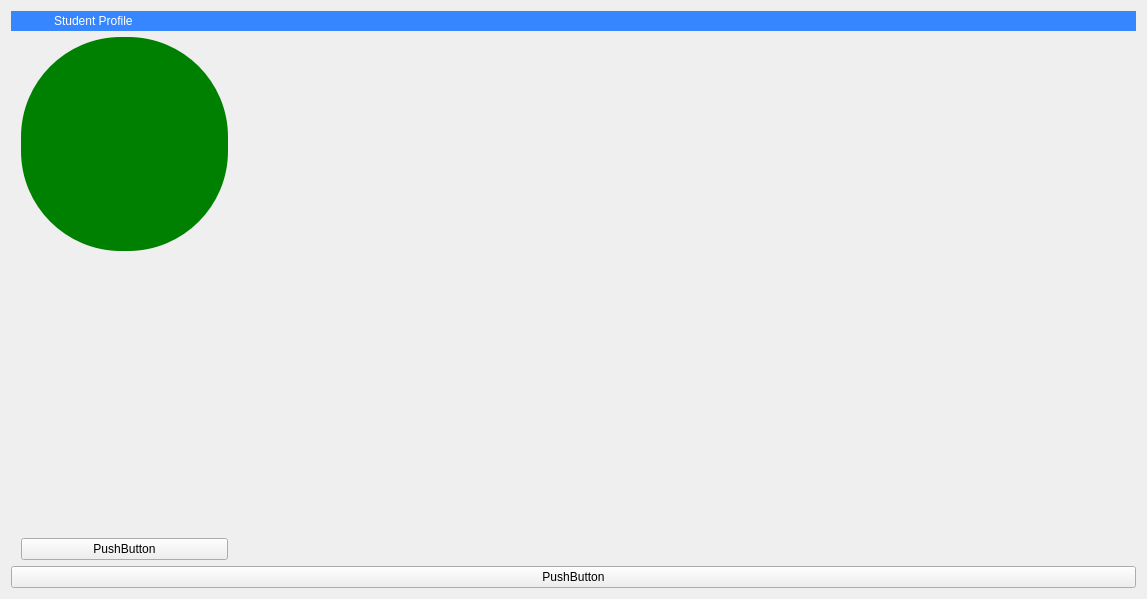
Qt form Frontend/ProjectStudentManagement/student/profile.ui (arque1393/ProjectStudentManagement) before a commit.
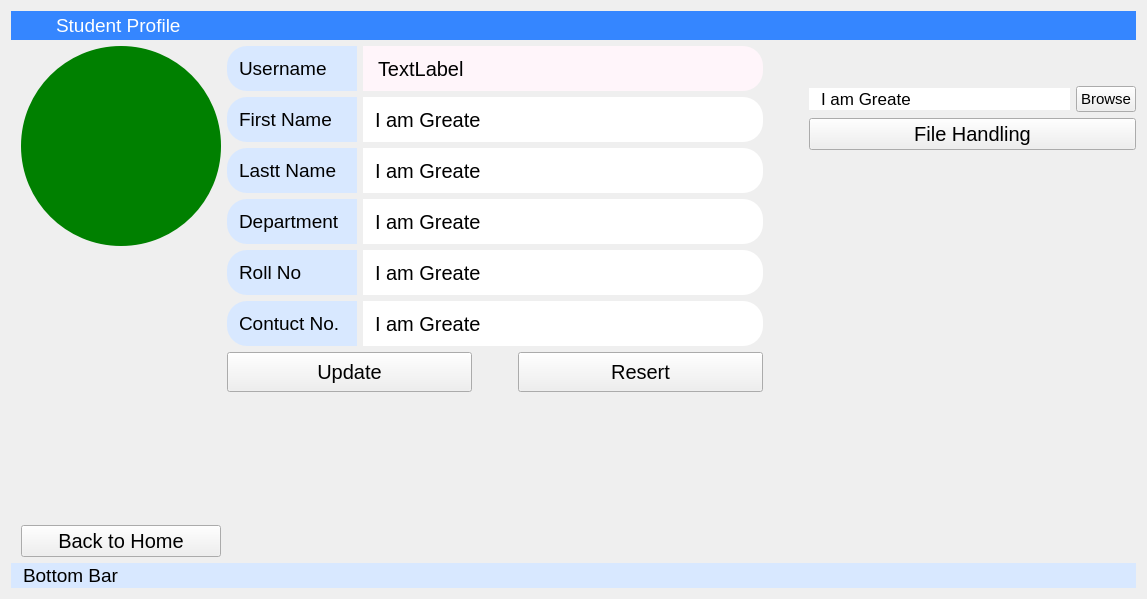
The same form after that commit.

```diff
--- a/Frontend/ProjectStudentManagement/student/profile.ui
+++ b/Frontend/ProjectStudentManagement/student/profile.ui
@@ -10,12 +10,53 @@
     <height>599</height>
    </rect>
   </property>
+  <property name="minimumSize">
+   <size>
+    <width>0</width>
+    <height>0</height>
+   </size>
+  </property>
   <property name="windowTitle">
    <string>Form</string>
   </property>
+  <property name="styleSheet">
+   <string notr="true">QLabel{
+	background-color:rgb(216, 232, 255);
+	padding: 1% 3%;
+	padding-left:7%;
+	border-top-left-radius: 20px;
+	border-bottom-left-radius: 20px;
+	font-size:19px;
+}
+
+QLineEdit{
+	font-size:20px;
+	border-top-right-radius: 20px;
+	border-bottom-right-radius: 20px;
+	border: solid;
+	 padding: 2% 10%;
+}
+
+QPushButton{
+		font-size:20px;
+
+}</string>
+  </property>
   <layout class="QVBoxLayout" name="verticalLayout">
    <item>
     <widget class="QLabel" name="label_2">
+     <property name="minimumSize">
+      <size>
+       <width>0</width>
+       <height>5</height>
+      </size>
+     </property>
+     <property name="maximumSize">
+      <size>
+       <width>16777215</width>
+       <height>45</height>
+      </size>
+     </property>
      <property name="styleSheet">
       <string notr="true">QLabel{
 		color:white;
@@ -55,7 +96,19 @@
      <item>
       <layout class="QVBoxLayout" name="verticalLayout_2">
        <item>
-        <widget class="QLabel" name="label">
+        <widget class="QLabel" name="profilePicLabel">
+         <property name="minimumSize">
+          <size>
+           <width>150</width>
+           <height>150</height>
+          </size>
+         </property>
+         <property name="maximumSize">
+          <size>
+           <width>200</width>
+           <height>200</height>
+          </size>
+         </property>
          <property name="styleSheet">
           <string notr="true">QLabel{
 	height:100%;
@@ -90,7 +143,7 @@
        <item>
         <widget class="QPushButton" name="pushButton_2">
          <property name="text">
-          <string>PushButton</string>
+          <string>Back to Home</string>
          </property>
         </widget>
        </item>
@@ -98,6 +151,266 @@
      </item>
      <item>
       <layout class="QVBoxLayout" name="verticalLayout_3">
+       <item>
+        <layout class="QHBoxLayout" name="horizontalLayout_11">
+         <item>
+          <widget class="QLabel" name="usernameLabel">
+           <property name="minimumSize">
+            <size>
+             <width>130</width>
+             <height>30</height>
+            </size>
+           </property>
+           <property name="maximumSize">
+            <size>
+             <width>140</width>
+             <height>16777215</height>
+            </size>
+           </property>
+           <property name="text">
+            <string>Username</string>
+           </property>
+          </widget>
+         </item>
+         <item>
+          <widget class="QLabel" name="usernameValue">
+           <property name="minimumSize">
+            <size>
+             <width>400</width>
+             <height>45</height>
+            </size>
+           </property>
+           <property name="styleSheet">
+            <string notr="true">QLabel{
+	font-size:20px;
+	border-top-right-radius: 20px;
+	border-bottom-right-radius: 20px;
+	border-top-left-radius: 0px;
+	border-bottom-left-radius: 0px;
+	border: solid;
+	 padding: 2% 10%;
+	background-color:rgb(255, 245, 250)
+}</string>
+           </property>
+           <property name="text">
+            <string>TextLabel</string>
+           </property>
+          </widget>
+         </item>
+        </layout>
+       </item>
+       <item>
+        <layout class="QHBoxLayout" name="horizontalLayout_2">
+         <item>
+          <widget class="QLabel" name="firstNameLabel">
+           <property name="minimumSize">
+            <size>
+             <width>130</width>
+             <height>30</height>
+            </size>
+           </property>
+           <property name="text">
+            <string>First Name</string>
+           </property>
+          </widget>
+         </item>
+         <item>
+          <widget class="QLineEdit" name="firstNameValue">
+           <property name="minimumSize">
+            <size>
+             <width>400</width>
+             <height>45</height>
+            </size>
+           </property>
+           <property name="text">
+            <string>I am Greate</string>
+           </property>
+          </widget>
+         </item>
+        </layout>
+       </item>
+       <item>
+        <layout class="QHBoxLayout" name="horizontalLayout_6">
+         <item>
+          <widget class="QLabel" name="label_7">
+           <property name="minimumSize">
+            <size>
+             <width>130</width>
+             <height>30</height>
+            </size>
+           </property>
+           <property name="text">
+            <string>Lastt Name</string>
+           </property>
+          </widget>
+         </item>
+         <item>
+          <widget class="QLineEdit" name="lastNameValue">
+           <property name="minimumSize">
+            <size>
+             <width>400</width>
+             <height>45</height>
+            </size>
+           </property>
+           <property name="text">
+            <string>I am Greate</string>
+           </property>
+          </widget>
+         </item>
+        </layout>
+       </item>
+       <item>
+        <layout class="QHBoxLayout" name="horizontalLayout_4">
+         <item>
+          <widget class="QLabel" name="label_5">
+           <property name="minimumSize">
+            <size>
+             <width>130</width>
+             <height>30</height>
+            </size>
+           </property>
+           <property name="text">
+            <string>Department</string>
+           </property>
+          </widget>
+         </item>
+         <item>
+          <widget class="QLineEdit" name="departmentValue">
+           <property name="minimumSize">
+            <size>
+             <width>400</width>
+             <height>45</height>
+            </size>
+           </property>
+           <property name="text">
+            <string>I am Greate</string>
+           </property>
+          </widget>
+         </item>
+        </layout>
+       </item>
+       <item>
+        <layout class="QHBoxLayout" name="horizontalLayout_3">
+         <item>
+          <widget class="QLabel" name="label_4">
+           <property name="minimumSize">
+            <size>
+             <width>130</width>
+             <height>30</height>
+            </size>
+           </property>
+           <property name="text">
+            <string>Roll No</string>
+           </property>
+          </widget>
+         </item>
+         <item>
+          <widget class="QLineEdit" name="rollNoValue">
+           <property name="minimumSize">
+            <size>
+             <width>400</width>
+             <height>45</height>
+            </size>
+           </property>
+           <property name="text">
+            <string>I am Greate</string>
+           </property>
+          </widget>
+         </item>
+        </layout>
+       </item>
+       <item>
+        <layout class="QHBoxLayout" name="horizontalLayout_8">
+         <item>
+          <widget class="QLabel" name="label_9">
+           <property name="minimumSize">
+            <size>
+             <width>130</width>
+             <height>30</height>
+            </size>
+           </property>
+           <property name="text">
+            <string>Contuct No.</string>
+           </property>
+          </widget>
+         </item>
+         <item>
+          <widget class="QLineEdit" name="contuctNoValue">
+           <property name="minimumSize">
+            <size>
+             <width>400</width>
+             <height>45</height>
+            </size>
+           </property>
+           <property name="text">
+            <string>I am Greate</string>
+           </property>
+          </widget>
+         </item>
+        </layout>
+       </item>
+       <item>
+        <layout class="QHBoxLayout" name="horizontalLayout_5">
+         <item>
+          <widget class="QPushButton" name="updateBtn">
+           <property name="minimumSize">
+            <size>
+             <width>0</width>
+             <height>40</height>
+            </size>
+           </property>
+           <property name="text">
+            <string>Update</string>
+           </property>
+          </widget>
+         </item>
+         <item>
+          <spacer name="horizontalSpacer_4">
+           <property name="orientation">
+            <enum>Qt::Horizontal</enum>
+           </property>
+           <property name="sizeType">
+            <enum>QSizePolicy::Maximum</enum>
+           </property>
+           <property name="sizeHint" stdset="0">
+            <size>
+             <width>40</width>
+             <height>20</height>
+            </size>
+           </property>
+          </spacer>
+         </item>
+         <item>
+          <widget class="QPushButton" name="resetBtn">
+           <property name="minimumSize">
+            <size>
+             <width>0</width>
+             <height>40</height>
+            </size>
+           </property>
+           <property name="text">
+            <string>Resert</string>
+           </property>
+          </widget>
+         </item>
+        </layout>
+       </item>
+       <item>
+        <spacer name="verticalSpacer_2">
+         <property name="orientation">
+          <enum>Qt::Vertical</enum>
+         </property>
+         <property name="sizeType">
+          <enum>QSizePolicy::Expanding</enum>
+         </property>
+         <property name="sizeHint" stdset="0">
+          <size>
+           <width>20</width>
+           <height>40</height>
+          </size>
+         </property>
+        </spacer>
+       </item>
        <item>
         <spacer name="horizontalSpacer_2">
          <property name="orientation">
@@ -113,14 +426,143 @@
        </item>
       </layout>
      </item>
+     <item>
+      <spacer name="horizontalSpacer_3">
+       <property name="orientation">
+        <enum>Qt::Horizontal</enum>
+       </property>
+       <property name="sizeType">
+        <enum>QSizePolicy::Preferred</enum>
+       </property>
+       <property name="sizeHint" stdset="0">
+        <size>
+         <width>40</width>
+         <height>20</height>
+        </size>
+       </property>
+      </spacer>
+     </item>
+     <item>
+      <layout class="QVBoxLayout" name="verticalLayout_5">
+       <item>
+        <spacer name="verticalSpacer_5">
+         <property name="orientation">
+          <enum>Qt::Vertical</enum>
+         </property>
+         <property name="sizeType">
+          <enum>QSizePolicy::Preferred</enum>
+         </property>
+         <property name="sizeHint" stdset="0">
+          <size>
+           <width>20</width>
+           <height>40</height>
+          </size>
+         </property>
+        </spacer>
+       </item>
+       <item>
+        <layout class="QHBoxLayout" name="horizontalLayout_13">
+         <item>
+          <widget class="QLineEdit" name="filePathLoaderValue">
+           <property name="minimumSize">
+            <size>
+             <width>240</width>
+             <height>0</height>
+            </size>
+           </property>
+           <property name="styleSheet">
+            <string notr="true">QLineEdit{
+	font-size:17px;
+	border-radius: 20px;
+	border: solid;
+	 padding: 0% 10%;
+}</string>
+           </property>
+           <property name="text">
+            <string>I am Greate</string>
+           </property>
+          </widget>
+         </item>
+         <item>
+          <widget class="QPushButton" name="fileBrowseBtn">
+           <property name="maximumSize">
+            <size>
+             <width>60</width>
+             <height>16777215</height>
+            </size>
+           </property>
+           <property name="font">
+            <font>
+             <pointsize>-1</pointsize>
+            </font>
+           </property>
+           <property name="styleSheet">
+            <string notr="true">QPushButton{
+ font-size:15px
+}</string>
+           </property>
+           <property name="text">
+            <string>Browse</string>
+           </property>
+          </widget>
+         </item>
+        </layout>
+       </item>
+       <item>
+        <widget class="QPushButton" name="fileHandlingBtn">
+         <property name="minimumSize">
+          <size>
+           <width>150</width>
+           <height>0</height>
+          </size>
+         </property>
+         <property name="text">
+          <string>File Handling</string>
+         </property>
+        </widget>
+       </item>
+       <item>
+        <spacer name="verticalSpacer_6">
+         <property name="orientation">
+          <enum>Qt::Vertical</enum>
+         </property>
+         <property name="sizeType">
+          <enum>QSizePolicy::MinimumExpanding</enum>
+         </property>
+         <property name="sizeHint" stdset="0">
+          <size>
+           <width>20</width>
+           <height>40</height>
+          </size>
+         </property>
+        </spacer>
+       </item>
+      </layout>
+     </item>
     </layout>
    </item>
    <item>
-    <widget class="QPushButton" name="pushButton">
-     <property name="text">
-      <string>PushButton</string>
-     </property>
-    </widget>
+    <layout class="QHBoxLayout" name="horizontalLayout_9">
+     <item>
+      <widget class="QLabel" name="bottomBarLabel">
+       <property name="minimumSize">
+        <size>
+         <width>0</width>
+         <height>25</height>
+        </size>
+       </property>
+       <property name="maximumSize">
+        <size>
+         <width>16777215</width>
+         <height>45</height>
+        </size>
+       </property>
+       <property name="text">
+        <string>Bottom Bar</string>
+       </property>
+      </widget>
+     </item>
+    </layout>
    </item>
   </layout>
  </widget>
```
Left out of the diff: 8 changed lines with no effect on the pictures.
